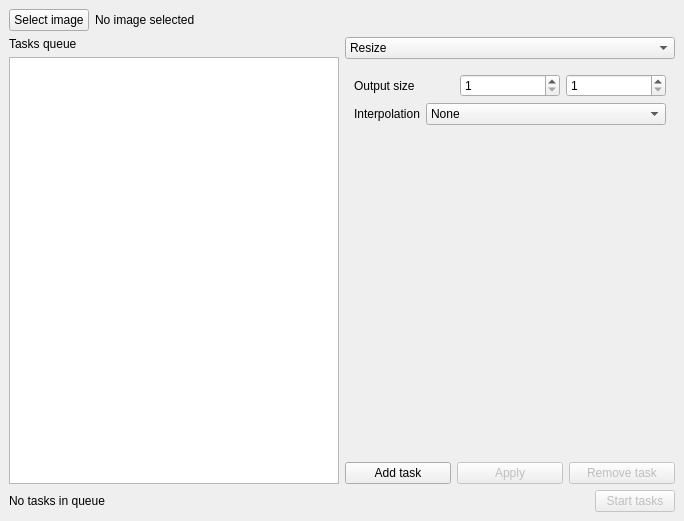
First picture: the form in src/windows/imageupscalerqt.ui, repository GRAPHENE9932/ImageUpscalerQt, before the edit.
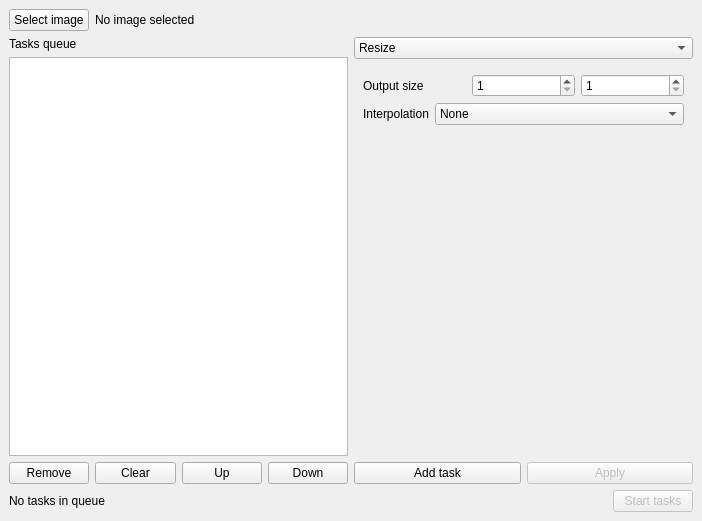
Second picture: the form after the edit. Icons and pictures are not drawn.

Commit message: Remove, clear, move up, move down buttons

What changed in the file:
```diff
--- a/src/windows/imageupscalerqt.ui
+++ b/src/windows/imageupscalerqt.ui
@@ -6,7 +6,7 @@
    <rect>
     <x>0</x>
     <y>0</y>
-    <width>684</width>
+    <width>702</width>
     <height>521</height>
    </rect>
   </property>
@@ -50,6 +50,50 @@
         <item>
          <widget class="QListWidget" name="queue_list"/>
         </item>
+        <item>
+         <layout class="QHBoxLayout" name="queue_management_layout">
+          <item>
+           <widget class="QPushButton" name="remove_task_button">
+            <property name="text">
+             <string>Remove</string>
+            </property>
+            <property name="icon">
+             <iconset theme="delete"/>
+            </property>
+           </widget>
+          </item>
+          <item>
+           <widget class="QPushButton" name="clear_tasks_button">
+            <property name="text">
+             <string>Clear</string>
+            </property>
+            <property name="icon">
+             <iconset theme="edit-clear-all"/>
+            </property>
+           </widget>
+          </item>
+          <item>
+           <widget class="QPushButton" name="up_task_button">
+            <property name="text">
+             <string>Up</string>
+            </property>
+            <property name="icon">
+             <iconset theme="arrow-up"/>
+            </property>
+           </widget>
+          </item>
+          <item>
+           <widget class="QPushButton" name="down_task_button">
+            <property name="text">
+             <string>Down</string>
+            </property>
+            <property name="icon">
+             <iconset theme="arrow-down"/>
+            </property>
+           </widget>
+          </item>
+         </layout>
+        </item>
        </layout>
       </item>
       <item>
@@ -275,7 +319,7 @@
          </widget>
         </item>
         <item>
-         <layout class="QHBoxLayout" name="task_management_buttons_layout" stretch="1,1,1">
+         <layout class="QHBoxLayout" name="task_management_buttons_layout" stretch="1,1">
           <item>
            <widget class="QPushButton" name="add_task_button">
             <property name="text">
@@ -291,21 +335,8 @@
             <property name="text">
              <string>Apply</string>
             </property>
-           </widget>
-          </item>
-          <item>
-           <widget class="QPushButton" name="remove_task_button">
-            <property name="enabled">
-             <bool>false</bool>
-            </property>
-            <property name="text">
-             <string>Remove task</string>
-            </property>
-            <property name="checkable">
-             <bool>false</bool>
-            </property>
-            <property name="flat">
-             <bool>false</bool>
+            <property name="icon">
+             <iconset theme="dialog-ok"/>
             </property>
            </widget>
           </item>
```
Left out of the diff: 6 changed lines with no effect on the pictures. The commit also changes 2 other files.
